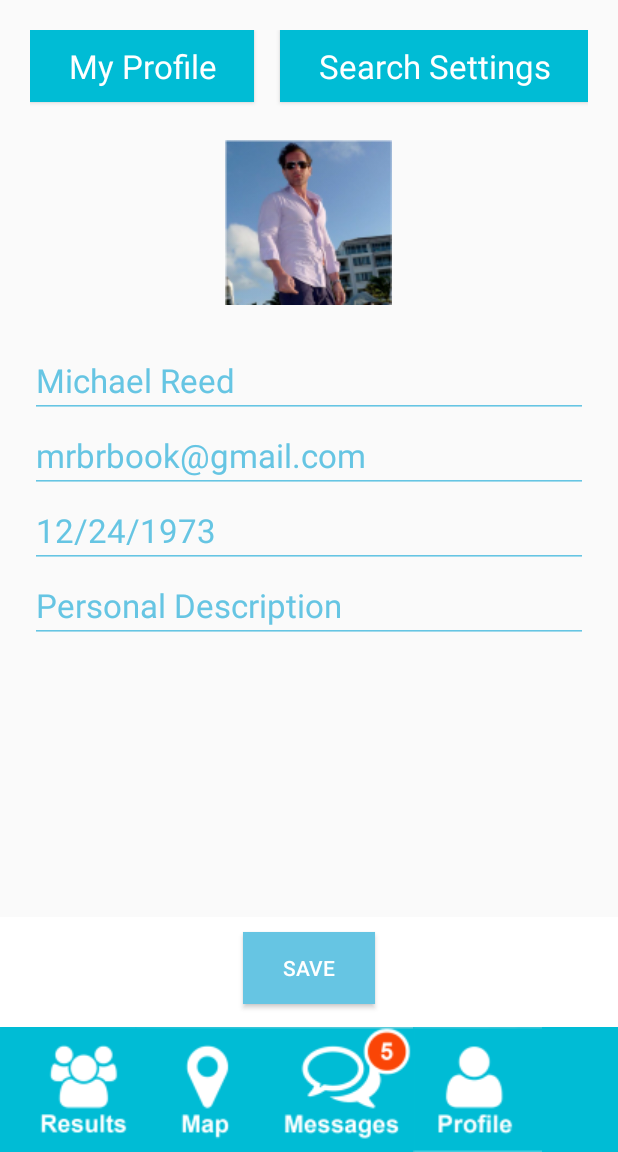
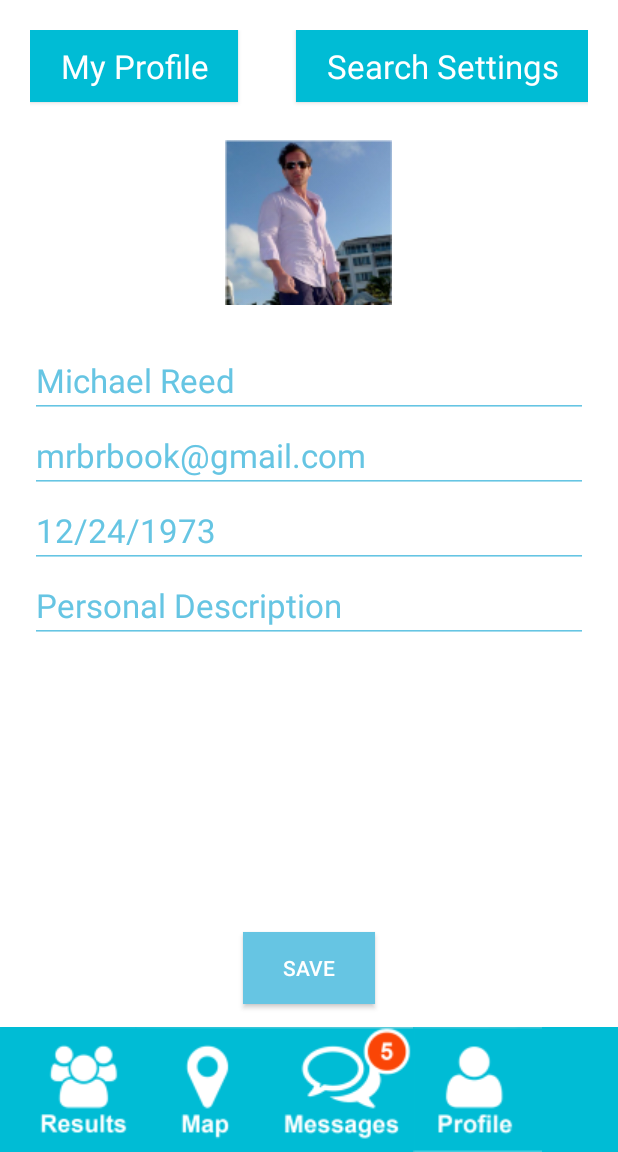
Before and after one commit to dantiags/PeerAndroid, an Android app: the ProfileActivity screen opened directly, with no data from a screen before it, on a phone screen of 412 x 824 dp, the part 84-1236 px from its top. Run offline under Robolectric (Android 15) with nearby library versions, the phone set to English and light mode, and no system bars.

Commit message:
Profile Activity

```diff
--- a/app/src/main/java/com/aycron/peerandroid/ProfileActivity.java
+++ b/app/src/main/java/com/aycron/peerandroid/ProfileActivity.java
@@ -38,6 +38,7 @@ public class ProfileActivity extends BaseMenuActivity  implements View.OnClickLi
         mapsButton.setOnClickListener(this);
         resultsButton.setOnClickListener(this);
         btnSearch.setOnClickListener(this);
+        btnSave.setOnClickListener(this);
 
     }
 
--- a/app/src/main/res/layout/activity_profile.xml
+++ b/app/src/main/res/layout/activity_profile.xml
@@ -13,17 +13,13 @@
 
     <!-- Rest of content for the activity -->
 
-    <LinearLayout
-        android:focusable="true"
-        android:focusableInTouchMode="true"
-        android:layout_width="0px"
-        android:layout_height="0px"/>
-
     <ScrollView
         android:id="@+id/profileForm"
         android:layout_width="match_parent"
         android:layout_height="match_parent"
         android:layout_below="@+id/toolbar"
+        android:background="#FFFFFF"
+        android:layout_above="@+id/menuBar"
         >
 
         <GridLayout
@@ -33,6 +29,8 @@
             android:rowCount="10"
             android:id="@+id/gridLayoutProfile"
             android:layout_margin="20dp"
+            android:focusable="true"
+            android:focusableInTouchMode="true"
             >
 
             <Button
@@ -46,8 +44,8 @@
                 android:textColor="#FFFFFF"
                 android:layout_row="0"
                 android:layout_column="0"
-                android:paddingRight="25dp"
-                android:paddingLeft="25dp"
+                android:paddingRight="20dp"
+                android:paddingLeft="20dp"
                 />
 
             <Button
@@ -61,8 +59,8 @@
                 android:layout_row="0"
                 android:layout_column="2"
                 android:layout_columnSpan="1"
-                android:paddingRight="25dp"
-                android:paddingLeft="25dp"
+                android:paddingRight="20dp"
+                android:paddingLeft="20dp"
                 />
 
             <ImageView
--- a/app/src/main/res/values/styles.xml
+++ b/app/src/main/res/values/styles.xml
@@ -1,4 +1,12 @@
 <resources>
+
+    <style name="CustomMenuItem">
+        <item name="android:layout_width">fill_parent</item>
+        <item name="android:layout_height">wrap_content</item>
+        <item name="android:textSize">50sp</item>
+        <item name="android:textColor">@color/colorAccent</item>
+        <item name="android:background">#FFFFFF</item>
+    </style>
 
     <!-- Base application theme. -->
     <style name="AppTheme" parent="Theme.AppCompat.Light.NoActionBar">
@@ -9,19 +17,7 @@
         <item name="android:textColorPrimary">@color/primary_text_material_light</item>
         <item name="android:textColorSecondary">@color/secondary_text_material_light</item>
         <item name="android:popupMenuStyle">@style/CustomMenuItem</item>
-        <!--
-        <item name="android:popupAnimationStyle"></item>
-        -->
-        <item name="android:popupBackground">@style/CustomMenuItem</item>
 
-    </style>
-
-    <style name="CustomMenuItem">
-        <item name="android:layout_width">fill_parent</item>
-        <item name="android:layout_height">wrap_content</item>
-        <item name="android:textSize">50sp</item>
-        <item name="android:textColor">@color/colorAccent</item>
-        <item name="android:background">#FFFFFF</item>
     </style>
 
     <style name="FullscreenTheme" parent="AppTheme">
```
